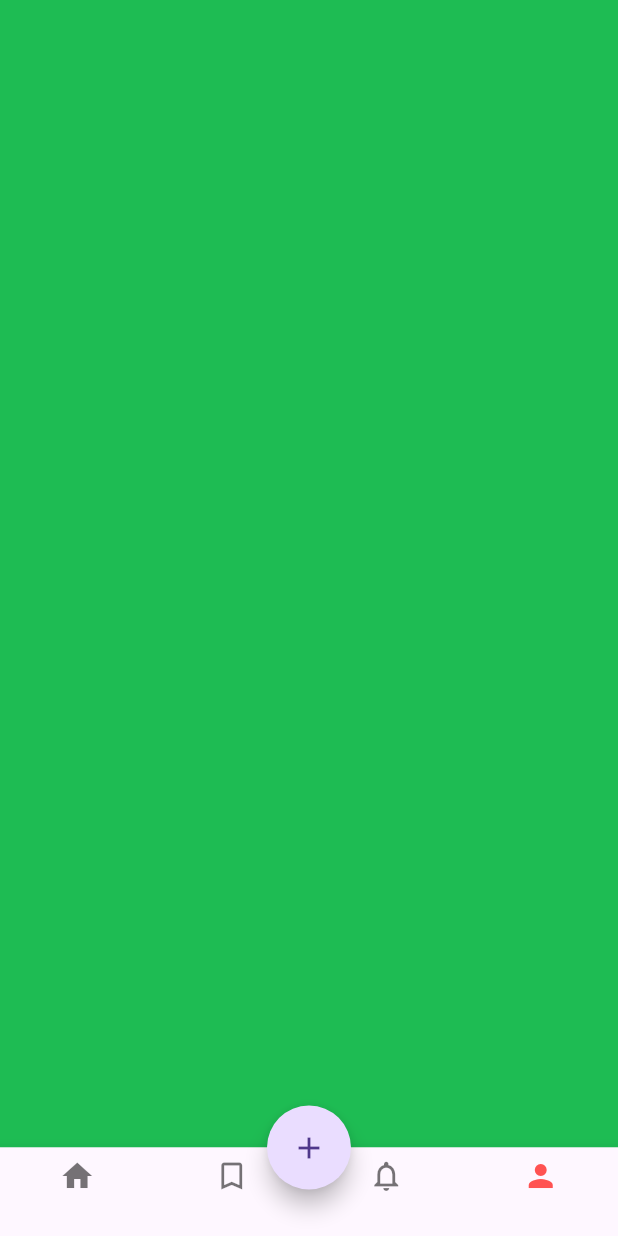
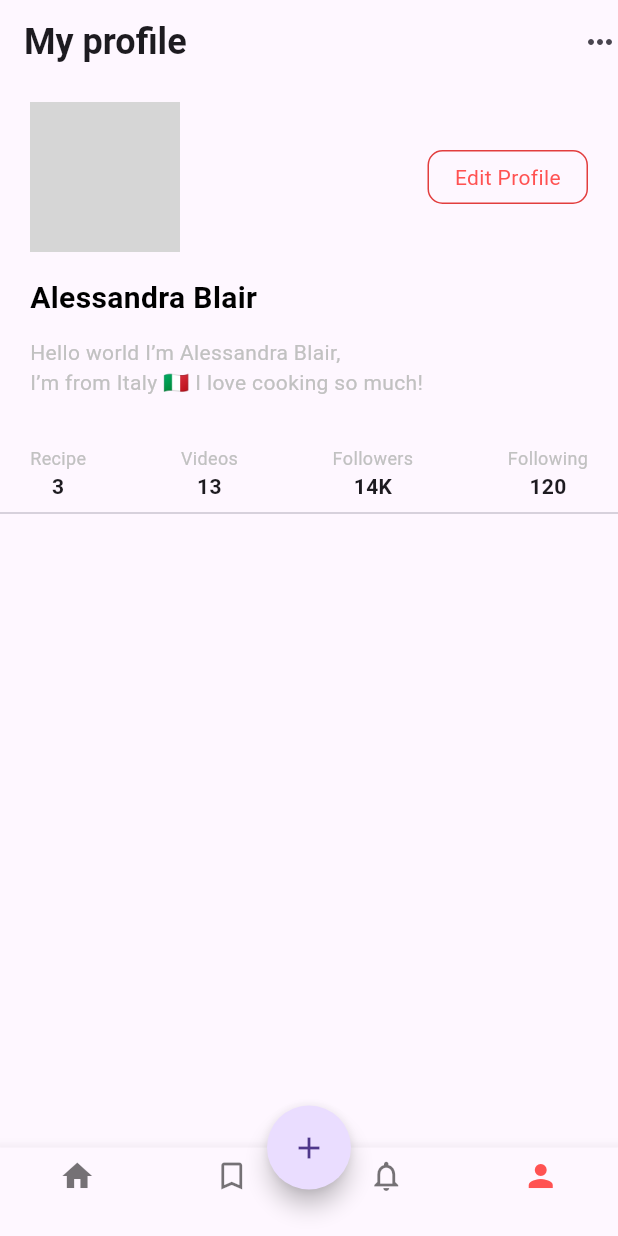
Before and after one commit to nidhinpc/food_recipe, a Flutter app: the BottomnavbarScreen screen opened directly, item 4 of the bottom bar chosen, on a phone screen of 412 x 824 dp. Run offline on Flutter 3.47's test engine with Material 3 defaults, Android fonts, the phone set to English and light mode, and no system bars; our stand-ins replace hugeicons; network calls fail; grey boxes are pictures that could not be loaded.

Commit message:
buildProfileSection

```diff
--- a/lib/utils/constants/image_constants.dart
+++ b/lib/utils/constants/image_constants.dart
@@ -5,4 +5,6 @@ class ImageConstants {
       "android/assets/images/unsplash_sFdbI7P47XE.png";
   static const String LOGO_BG = "android/assets/images/pngwing.com.png";
   static const String CreateRecipe = "android/assets/images/image14.png";
+  static const String Profilepic =
+      "android/assets/images/unsplash_Nsze2HlxoZo.png";
 }
--- a/lib/view/bottom_nav_screen/bottomnavbar_screen.dart
+++ b/lib/view/bottom_nav_screen/bottomnavbar_screen.dart
@@ -2,6 +2,7 @@ import 'package:flutter/material.dart';
 import 'package:food_recipe/view/bookmark_screen/bookmark_screen.dart';
 import 'package:food_recipe/view/create_recipe_screen/create_recipescreen.dart';
 import 'package:food_recipe/view/home_screen/home_screen.dart';
+import 'package:food_recipe/view/myProfile_Screen/myprofile_screen.dart';
 
 class BottomnavbarScreen extends StatefulWidget {
   const BottomnavbarScreen({super.key});
@@ -18,9 +19,7 @@ class _BottomnavbarScreenState extends State<BottomnavbarScreen> {
     Container(
       color: Color.fromARGB(255, 1, 57, 154),
     ),
-    Container(
-      color: Color.fromARGB(255, 30, 188, 83),
-    )
+    MyprofileScreen()
   ];
 
   @override
--- a/lib/view/create_recipe_screen/create_recipescreen.dart
+++ b/lib/view/create_recipe_screen/create_recipescreen.dart
@@ -96,7 +96,8 @@ class CreateRecipescreen extends StatelessWidget {
                   width: double.infinity,
                   child: IngridientSection(
                     gram: "01",
-                    image: "https://via.placeholder.com/17x15",
+                    image:
+                        "https://encrypted-tbn0.gstatic.com/images?q=tbn:ANd9GcRH_W7T3sd6l-YMYHKS4RapoaSMOVAMLWXxlQ&s",
                     name: "Serves",
                     haveArrow: true,
                   ),
@@ -109,7 +110,8 @@ class CreateRecipescreen extends StatelessWidget {
                   width: double.infinity,
                   child: IngridientSection(
                     gram: "45 Min",
-                    image: "https://via.placeholder.com/17x15",
+                    image:
+                        "https://encrypted-tbn0.gstatic.com/images?q=tbn:ANd9GcRH_W7T3sd6l-YMYHKS4RapoaSMOVAMLWXxlQ&s",
                     name: "Eggs",
                     haveArrow: true,
                   ),
--- /dev/null
+++ b/lib/view/myProfile_Screen/myprofile_screen.dart
@@ -0,0 +1,146 @@
+import 'package:flutter/material.dart';
+import 'package:food_recipe/utils/constants/color_constants.dart';
+import 'package:food_recipe/utils/constants/image_constants.dart';
+
+class MyprofileScreen extends StatelessWidget {
+  const MyprofileScreen({super.key});
+
+  @override
+  Widget build(BuildContext context) {
+    return Scaffold(
+      appBar: AppBar(
+        title: Text(
+          "My profile",
+          style: TextStyle(fontSize: 24, fontWeight: FontWeight.bold),
+        ),
+        actions: [Icon(Icons.more_horiz)],
+      ),
+      body: Column(
+        children: [
+          _build_ProfileimageSection(),
+          _build_dataSection(),
+          Divider(),
+        ],
+      ),
+    );
+  }
+
+  Widget _build_dataSection() {
+    return Padding(
+      padding: const EdgeInsets.symmetric(
+        horizontal: 20,
+      ),
+      child: Row(
+        mainAxisAlignment: MainAxisAlignment.spaceBetween,
+        children: [
+          Column(
+            children: [
+              Text(
+                "Recipe",
+                style: TextStyle(color: ColorConstants.lightGrey, fontSize: 12),
+              ),
+              Text(
+                "3",
+                style: TextStyle(fontWeight: FontWeight.bold),
+              )
+            ],
+          ),
+          Column(
+            children: [
+              Text(
+                "Videos",
+                style: TextStyle(color: ColorConstants.lightGrey, fontSize: 12),
+              ),
+              Text(
+                "13",
+                style: TextStyle(fontWeight: FontWeight.bold),
+              )
+            ],
+          ),
+          Column(
+            children: [
+              Text(
+                "Followers",
+                style: TextStyle(color: ColorConstants.lightGrey, fontSize: 12),
+              ),
+              Text(
+                "14K",
+                style: TextStyle(fontWeight: FontWeight.bold),
+              )
+            ],
+          ),
+          Column(
+            children: [
+              Text(
+                "Following",
+                style: TextStyle(color: ColorConstants.lightGrey, fontSize: 12),
+              ),
+              Text(
+                "120",
+                style: TextStyle(fontWeight: FontWeight.bold),
+              )
+            ],
+          ),
+        ],
+      ),
+    );
+  }
+
+  Widget _build_ProfileimageSection() {
+    return Padding(
+      padding: const EdgeInsets.symmetric(horizontal: 20, vertical: 12),
+      child: Column(
+        children: [
+          Row(
+            mainAxisAlignment: MainAxisAlignment.spaceBetween,
+            children: [
+              CircleAvatar(
+                radius: 50,
+                backgroundImage: NetworkImage(
+                    "https://images.pexels.com/photos/774909/pexels-photo-774909.jpeg?auto=compress&cs=tinysrgb&w=1260&h=750&dpr=1"),
+              ),
+              Container(
+                width: 107,
+                height: 36,
+                child: Center(
+                  child: Text(
+                    "Edit Profile",
+                    style: TextStyle(color: Colors.redAccent),
+                  ),
+                ),
+                decoration: BoxDecoration(
+                    border: Border.all(
+                        color: ColorConstants.PRIMARY_COLOR, width: 1),
+                    borderRadius: BorderRadius.circular(10)),
+              )
+            ],
+          ),
+          SizedBox(
+            height: 16,
+          ),
+          Align(
+              alignment: Alignment.topLeft,
+              child: Text(
+                "Alessandra Blair",
+                style: TextStyle(
+                    fontSize: 20,
+                    fontWeight: FontWeight.w600,
+                    color: ColorConstants.mainBlack),
+              )),
+          SizedBox(
+            height: 12,
+          ),
+          Align(
+              alignment: Alignment.topLeft,
+              child: Text(
+                "Hello world I’m Alessandra Blair,\nI’m from Italy 🇮🇹 I love cooking so much!",
+                style: TextStyle(color: ColorConstants.lightGrey, fontSize: 14),
+              )),
+          SizedBox(
+            height: 20,
+          ),
+        ],
+      ),
+    );
+  }
+}
```
Also changed, not shown: 1 other file.
